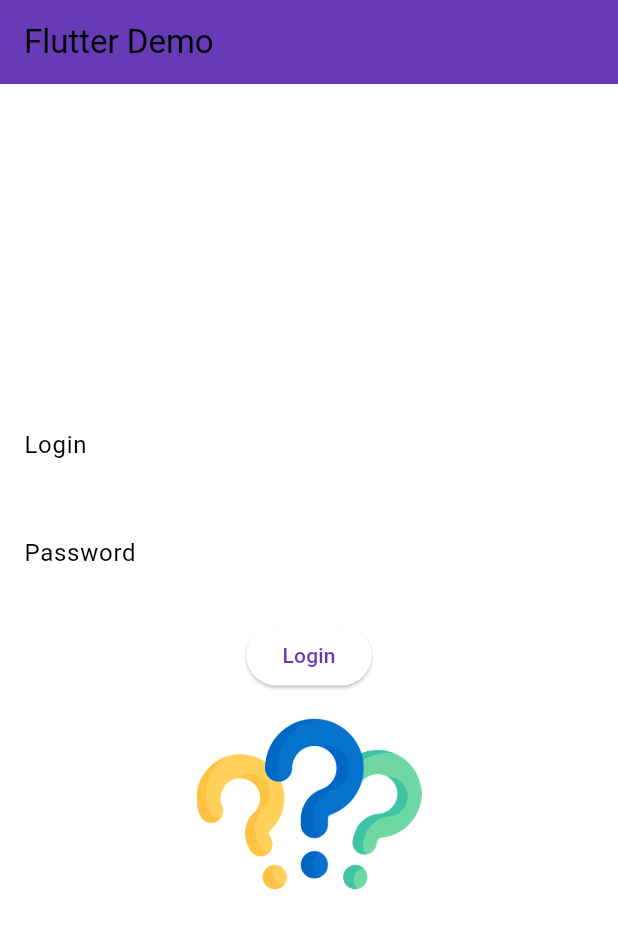
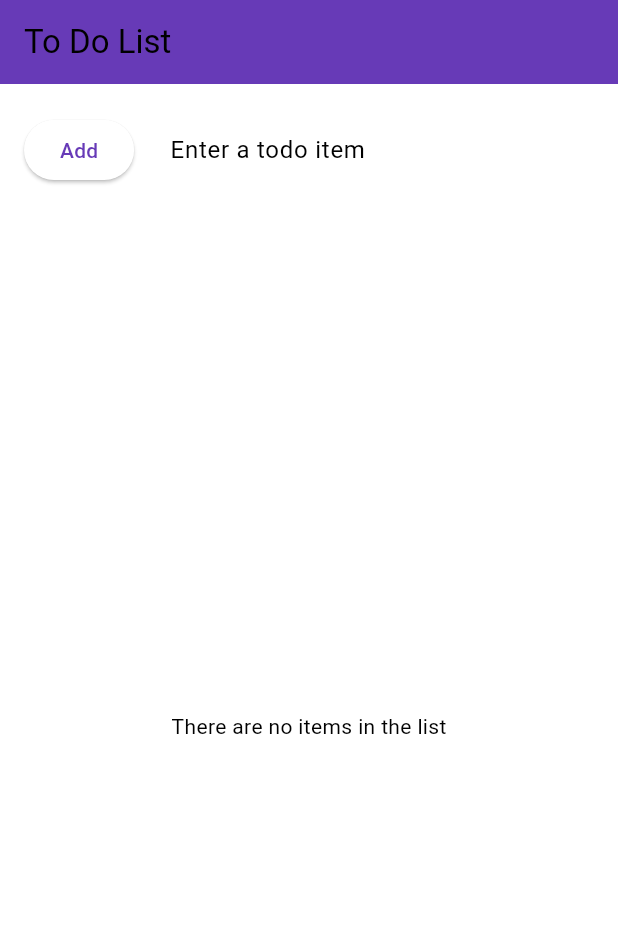
Before and after one commit to Paulotbag/flutter_projects, a Flutter app: the screen it shows after launch, on a phone screen of 412 x 824 dp. Shown: the top 929 px of the screen. Run offline on Flutter 3.47's test engine with Material 3 defaults, Android fonts, the phone set to English and light mode, and no system bars.

```diff
--- a/lib/main.dart
+++ b/lib/main.dart
@@ -1,7 +1,4 @@
 import 'package:flutter/material.dart';
-import 'Repository.dart';
-import 'ProfilePage.dart';
-import 'package:encrypted_shared_preferences/encrypted_shared_preferences.dart';
 
 void main() {
   runApp(const MyApp());
@@ -13,17 +10,12 @@ class MyApp extends StatelessWidget {
   @override
   Widget build(BuildContext context) {
     return MaterialApp(
-      title: 'Flutter Demo',
-      routes: {
-        '/profile': (context) => ProfilePage(),
-        '/myHomePage': (context) => MyHomePage(title: 'Flutter Demo')
-      },
-      initialRoute: '/',
+      title: 'To Do List',
       theme: ThemeData(
         colorScheme: ColorScheme.fromSwatch(primarySwatch: Colors.deepPurple),
         useMaterial3: true,
       ),
-      home: const MyHomePage(title: 'Flutter Demo'),
+      home: const MyHomePage(title: 'To Do List'),
     );
   }
 }
@@ -39,87 +31,51 @@ class MyHomePage extends StatefulWidget {
 
 class _MyHomePageState extends State<MyHomePage> {
   late TextEditingController _controller;
-  late TextEditingController _controller1;
-  String imageSource = "images/question-mark.png"; // Default image source
-  late EncryptedSharedPreferences storedData;
+  List<String> toDoList = [];
 
   @override
   void initState() {
     super.initState();
     _controller = TextEditingController();
-    _controller1 = TextEditingController();
-    storedData = EncryptedSharedPreferences();
-    _loadSavedCredentials();
-  }
-
-  Future<void> _loadSavedCredentials() async {
-    final savedUsername = await storedData.getString("username");
-    final savedPassword = await storedData.getString("password");
-
-    if (savedUsername != null && savedPassword != null) {
-      _controller.text = savedUsername;
-      _controller1.text = savedPassword;
-      ScaffoldMessenger.of(context).showSnackBar(
-        SnackBar(
-          content: Text('Previous login name and password loaded'),
-          action: SnackBarAction(
-            label: 'Clear Saved Data',
-            onPressed: () {
-              storedData.remove("username");
-              storedData.remove("password");
-              _controller.text = "";
-              _controller1.text = "";
-            },
-          ),
-        ),
-      );
-    }
   }
 
   @override
   void dispose() {
     _controller.dispose();
-    _controller1.dispose();
     super.dispose();
   }
 
-  void buttonClicked() {
-    String password = _controller1.text.trim();
-    if (password == "QWERTY123") {
+  void _addToDoItem() {
     setState(() {
-        imageSource = "images/idea.png"; // Change image to light bulb
-      });
-      Navigator.pushNamed(context, '/profile');
-      ScaffoldMessenger.of(context).showSnackBar(
-        SnackBar(content: Text('Welcome Back ${_controller.text}')),
-      );
-    } else {
-      setState(() {
-        imageSource = "images/stop.png"; // Change image to stop sign
+      if (_controller.text.isNotEmpty) {
+        toDoList.add(_controller.text);
+        _controller.clear();
+      }
     });
   }
-    _showSaveDialog();
+
+  void _removeToDoItem(int index) {
+    setState(() {
+      toDoList.removeAt(index);
+    });
   }
 
-  void _showSaveDialog() {
+  void _showDeleteDialog(int index) {
     showDialog<String>(
       context: context,
       builder: (BuildContext context) => AlertDialog(
-        title: const Text('Save Credentials'),
-        content: const Text(
-            'Would you like to save your username and password for the next time?'),
+        title: const Text('Delete To Do Item'),
+        content: const Text('Are you sure you want to delete this item?'),
         actions: <Widget>[
           TextButton(
             onPressed: () {
-              _saveCredentials();
+              _removeToDoItem(index);
               Navigator.pop(context);
             },
             child: const Text('Yes'),
           ),
           TextButton(
             onPressed: () {
-              storedData.remove("username");
-              storedData.remove("password");
               Navigator.pop(context);
             },
             child: const Text('No'),
@@ -129,11 +85,6 @@ class _MyHomePageState extends State<MyHomePage> {
     );
   }
 
-  Future<void> _saveCredentials() async {
-    await storedData.setString("username", _controller.text);
-    await storedData.setString("password", _controller1.text);
-  }
-
   @override
   Widget build(BuildContext context) {
     return Scaffold(
@@ -141,42 +92,59 @@ class _MyHomePageState extends State<MyHomePage> {
         backgroundColor: Theme.of(context).colorScheme.secondary,
         title: Text(widget.title),
       ),
-      body: Center(
-        child: Column(
-          mainAxisAlignment: MainAxisAlignment.center,
-          children: <Widget>[
-            TextField(
+      body: Column(
+        children: [
+          Padding(
+            padding: const EdgeInsets.all(16.0),
+            child: Row(
+              mainAxisAlignment: MainAxisAlignment.spaceBetween,
+              children: [
+                ElevatedButton(
+                  onPressed: _addToDoItem,
+                  child: const Text("Add"),
+                ),
+                Flexible(
+                  child: Padding(
+                    padding: const EdgeInsets.symmetric(horizontal: 8.0),
+                    child: TextField(
                       controller: _controller,
-              decoration: InputDecoration(
-                hintText: "Type here",
+                      decoration: const InputDecoration(
+                        hintText: "Enter a todo item",
                         border: OutlineInputBorder(),
-                labelText: "Login",
+                        //labelText: "To Do",
                         ),
-              obscureText: false,
                     ),
-            SizedBox(height: 16),
-            TextField(
-              controller: _controller1,
-              decoration: InputDecoration(
-                hintText: "Type here",
-                border: OutlineInputBorder(),
-                labelText: "Password",
                   ),
-              obscureText: true,
-            ),
-            SizedBox(height: 16),
-            ElevatedButton(
-              onPressed: buttonClicked,
-              child: Text("Login"),
-            ),
-            Image.asset(
-              imageSource,
-              width: 150,
-              height: 150,
                 ),
               ],
             ),
           ),
+          Expanded(
+            child: toDoList.isEmpty ?
+            const Center(
+              child: Text("There are no items in the list"),
+            )
+                :ListView.builder(
+                  itemCount: toDoList.length,
+                  itemBuilder: (context, index) {
+                    return GestureDetector(
+                      onLongPress: () => _showDeleteDialog(index),
+                      child: Padding(
+                        padding: const EdgeInsets.symmetric(vertical: 4.0, horizontal: 16.0),
+                        child: Row(
+                          mainAxisAlignment: MainAxisAlignment.spaceEvenly,
+                          children: [
+                            Text("Row number: $index"),
+                            Text(toDoList[index]),
+                          ],
+                        ),
+                      ),
+                    );
+                    },
+            ),
+          ),
+        ],
+      ),
     );
   }
 }
```
Lines whose indentation alone changed are shown as unchanged.
